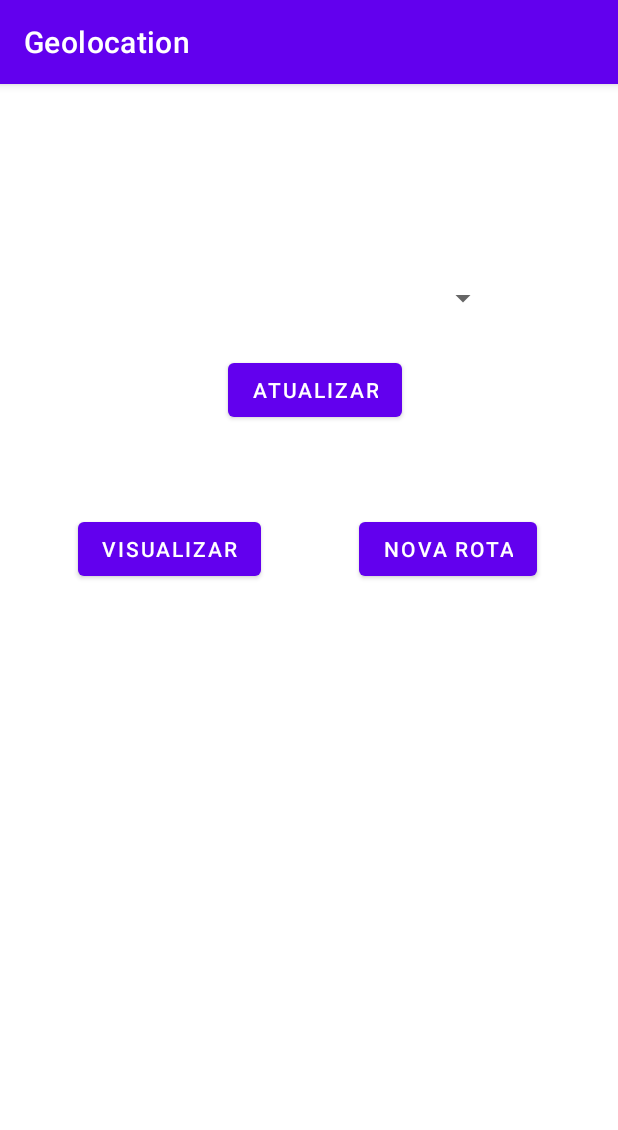
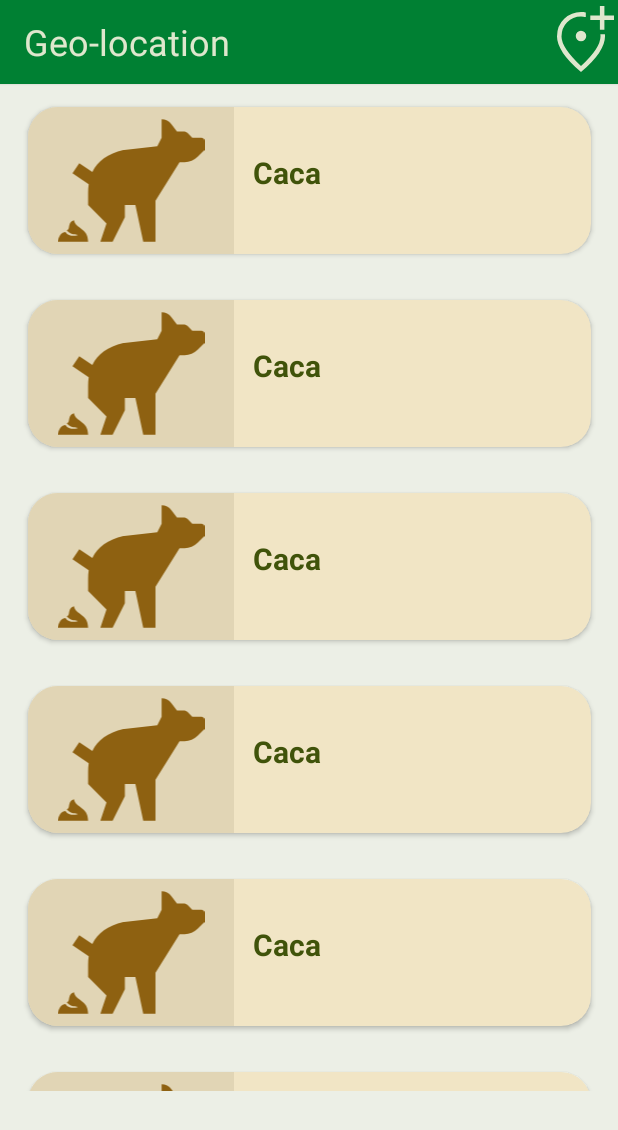
Before and after one commit to gregordrebes/geolocation, an Android app: the screen it shows after launch (MainActivity), on a phone screen of 412 x 824 dp. Shown: the top 1130 px of the screen. Run offline under Robolectric (Android 15) with nearby library versions, the phone set to English and light mode, and no system bars.

Commit message:
- criação da tela principal do app - criação da listagem de rotas

```diff
--- /dev/null
+++ b/app/src/main/java/com/example/geolocation/Adapter.java
@@ -0,0 +1,62 @@
+package com.example.geolocation;
+
+import android.app.AlertDialog;
+import android.util.Log;
+import android.view.LayoutInflater;
+import android.view.View;
+import android.view.ViewGroup;
+import android.widget.TextView;
+import androidx.annotation.NonNull;
+import androidx.cardview.widget.CardView;
+import androidx.recyclerview.widget.RecyclerView;
+import org.jetbrains.annotations.NotNull;
+
+import java.util.List;
+
+public class Adapter extends RecyclerView.Adapter<Adapter.Card> {
+
+    List<Route> routes;
+
+    public Adapter(final List<Route> routes) {
+        this.routes = routes;
+    }
+
+    @NonNull
+    @NotNull
+    @Override
+    public Card onCreateViewHolder(@NonNull @NotNull final ViewGroup parent, int viewType) {
+        View v = LayoutInflater.from(parent.getContext()).inflate(R.layout.card_component, parent, false);
+        return new Card(v);
+    }
+
+    @Override
+    public void onBindViewHolder(@NonNull @NotNull final Card holder, int position) {
+        holder.routeName.setText(routes.get(position).getName());
+        holder.cv.setId(routes.get(position).getId());
+    }
+
+    @Override
+    public long getItemId(int i) {
+        return routes.indexOf(i);
+    }
+
+    @Override
+    public int getItemCount() {
+        return routes.size();
+    }
+    @Override
+    public void onAttachedToRecyclerView(@NotNull final RecyclerView recyclerView) {
+        super.onAttachedToRecyclerView(recyclerView);
+    }
+    public static class Card extends RecyclerView.ViewHolder {
+        CardView cv;
+        TextView routeName;
+
+        public Card(final View itemView) {
+            super(itemView);
+            cv = itemView.findViewById(R.id.card);
+            routeName = itemView.findViewById(R.id.route_name);
+        }
+
+    }
+}
--- a/app/src/main/java/com/example/geolocation/MainActivity.java
+++ b/app/src/main/java/com/example/geolocation/MainActivity.java
@@ -1,7 +1,12 @@
 package com.example.geolocation;
 
+import android.util.Log;
+import android.view.Menu;
+import android.view.MenuInflater;
+import android.widget.*;
 import androidx.annotation.NonNull;
 import androidx.appcompat.app.AppCompatActivity;
+import androidx.appcompat.widget.Toolbar;
 import androidx.core.app.ActivityCompat;
 
 import android.Manifest;
@@ -16,19 +21,19 @@ import android.location.LocationListener;
 import android.location.LocationManager;
 import android.os.Bundle;
 import android.view.View;
-import android.widget.ArrayAdapter;
-import android.widget.Button;
-import android.widget.Spinner;
+import androidx.recyclerview.widget.LinearLayoutManager;
+import androidx.recyclerview.widget.RecyclerView;
 
 import java.util.ArrayList;
 import java.util.List;
 
 public class MainActivity extends AppCompatActivity {
     private Button btViewRoute = null;
-    private Button btNewRoute = null;
+    private ImageButton btNewRoute = null;
     private Button btRefresh = null;
     private Spinner spRoutes = null;
 
+    @SuppressLint("MissingInflatedId")
     @Override
     protected void onCreate(Bundle savedInstanceState) {
         super.onCreate(savedInstanceState);
@@ -40,43 +45,70 @@ public class MainActivity extends AppCompatActivity {
         }
 
         initComponents();
+
+        final LinearLayoutManager layoutManager = new LinearLayoutManager(this);
+        layoutManager.setReverseLayout(false);
+        final RecyclerView lv = findViewById(R.id.rout_list);
+        lv.setLayoutManager(layoutManager);
+        final List<Route> rl = new ArrayList<>();
+
+        final Route r = new Route(0, "Caca");
+        final Route r1 = new Route(0, "Caca");
+        final Route r2 = new Route(0, "Caca");
+        final Route r3 = new Route(0, "Caca");
+        final Route r4 = new Route(0, "Caca");
+        final Route r5 = new Route(0, "Caca");
+
+        rl.add(r);
+        rl.add(r1);
+        rl.add(r2);
+        rl.add(r3);
+        rl.add(r4);
+        rl.add(r5);
+        if(rl.size() > 0) {
+            findViewById(R.id.alert_icon).setVisibility(View.INVISIBLE);
+            findViewById(R.id.alert_message).setVisibility(View.INVISIBLE);
+        }
+        Adapter a = new Adapter(rl);
+        lv.setAdapter(a);
+
     }
 
     private void loadAvailableRoutes() {
-        btRefresh.setEnabled(false);
-
-        ArrayList<Route> routesList = new ArrayList<Route>();
-        Cursor res = ReadableDatabaseManager.getInstance(this).rawQuery( "select * from routes", null );
-
-        if (res != null && res.getCount() != 0) {
-            res.moveToFirst();
-
-            while(res.isAfterLast() == false) {
-                @SuppressLint("Range") Route route = new Route(res.getInt(res.getColumnIndex("id")), res.getString(res.getColumnIndex("name")));
-
-                routesList.add(route);
-                res.moveToNext();
-            }
-
-            ArrayAdapter<Route> adapter = new ArrayAdapter<Route>(
-                this,
-                android.R.layout.simple_list_item_1,
-                routesList
-            );
-
-            spRoutes.setAdapter(adapter);
-        }
-
-        btRefresh.setEnabled(true);
+//        btRefresh.setEnabled(false);
+//
+//        ArrayList<Route> routesList = new ArrayList<Route>();
+//        Cursor res = ReadableDatabaseManager.getInstance(this).rawQuery( "select * from routes", null );
+//
+//        if (res != null && res.getCount() != 0) {
+//            res.moveToFirst();
+//
+//            while(res.isAfterLast() == false) {
+//                @SuppressLint("Range") Route route = new Route(res.getInt(res.getColumnIndex("id")), res.getString(res.getColumnIndex("name")));
+//
+//                routesList.add(route);
+//                res.moveToNext();
+//            }
+//
+//            ArrayAdapter<Route> adapter = new ArrayAdapter<Route>(
+//                this,
+//                android.R.layout.simple_list_item_1,
+//                routesList
+//            );
+//
+//            spRoutes.setAdapter(adapter);
+//        }
+//
+//        btRefresh.setEnabled(true);
     }
 
     private void initComponents() {
-        btViewRoute = (Button) findViewById(R.id.btViewRoute);
-        btNewRoute = (Button) findViewById(R.id.btNewRoute);
-        btRefresh = (Button) findViewById(R.id.btRefresh);
-        spRoutes = (Spinner) findViewById(R.id.spRoutes);
+//        btViewRoute = (Button) findViewById(R.id.btViewRoute);
+        btNewRoute = (ImageButton) findViewById(R.id.btNewRoute);
+//        btRefresh = (Button) findViewById(R.id.btRefresh);
+//        spRoutes = (Spinner) findViewById(R.id.spRoutes);
 
-        loadAvailableRoutes();
+//        loadAvailableRoutes();
 
         btNewRoute.setOnClickListener(new View.OnClickListener() {
             @Override
@@ -86,34 +118,34 @@ public class MainActivity extends AppCompatActivity {
             }
         });
 
-        btRefresh.setOnClickListener(new View.OnClickListener() {
-            @Override
-            public void onClick(View view) {
-                loadAvailableRoutes();
-            }
-        });
-
-        btViewRoute.setOnClickListener(new View.OnClickListener() {
-            @Override
-            public void onClick(View view) {
-                Route selectedRoute = (Route) spRoutes.getSelectedItem();
-
-                if (selectedRoute == null) {
-                    new AlertDialog.Builder(MainActivity.this)
-                            .setTitle("Selecione uma rota")
-                            .setMessage("Você deve selecionar uma rota")
-                            .show();
-
-                    return;
-                }
-
-                Bundle bundle = new Bundle();
-                bundle.putInt("route", selectedRoute.getId());
-
-                Intent intent = new Intent(MainActivity.this, MapsActivity.class);
-                intent.putExtras(bundle);
-                startActivity(intent);
-            }
-        });
+//        btRefresh.setOnClickListener(new View.OnClickListener() {
+//            @Override
+//            public void onClick(View view) {
+//                loadAvailableRoutes();
+//            }
+//        });
+//
+//        btViewRoute.setOnClickListener(new View.OnClickListener() {
+//            @Override
+//            public void onClick(View view) {
+//                Route selectedRoute = (Route) spRoutes.getSelectedItem();
+//
+//                if (selectedRoute == null) {
+//                    new AlertDialog.Builder(MainActivity.this)
+//                            .setTitle("Selecione uma rota")
+//                            .setMessage("Você deve selecionar uma rota")
+//                            .show();
+//
+//                    return;
+//                }
+//
+//                Bundle bundle = new Bundle();
+//                bundle.putInt("route", selectedRoute.getId());
+//
+//                Intent intent = new Intent(MainActivity.this, MapsActivity.class);
+//                intent.putExtras(bundle);
+//                startActivity(intent);
+//            }
+//        });
     }
 }
--- /dev/null
+++ b/app/src/main/res/drawable/add_location_alt.xml
@@ -0,0 +1,9 @@
+<vector xmlns:android="http://schemas.android.com/apk/res/android"
+    android:width="48dp"
+    android:height="48dp"
+    android:viewportWidth="960"
+    android:viewportHeight="960">
+  <path
+      android:fillColor="#FF000000"
+      android:pathData="M732,316h60v-128h128v-60L792,128v-128h-60v128L604,128v60h128v128ZM480.09,470Q509,470 529.5,449.41q20.5,-20.59 20.5,-49.5Q550,371 529.41,350.5q-20.59,-20.5 -49.5,-20.5Q451,330 430.5,350.59q-20.5,20.59 -20.5,49.5Q410,429 430.59,449.5q20.59,20.5 49.5,20.5ZM480,880Q319,743 239.5,625.5T160,408q0,-150 96.5,-239T480,80q17,0 32.67,1.5Q528.33,83 544,86v62q-15,-4 -31,-6t-33,-2q-109.42,0 -184.71,75.11Q220,290.21 220,408q0,75 65,173.5T480,801q133,-121 196.5,-219.5T740,408q0,-8 -0.5,-16t-1.5,-16h61q1,8 1,16v16q0,100 -79.5,217.5T480,880ZM480,386Z"/>
+</vector>
--- /dev/null
+++ b/app/src/main/res/drawable/pooping_dog.xml
@@ -0,0 +1,9 @@
+<vector xmlns:android="http://schemas.android.com/apk/res/android"
+    android:width="48dp"
+    android:height="48dp"
+    android:viewportWidth="24"
+    android:viewportHeight="24">
+  <path
+      android:fillColor="#FF000000"
+      android:pathData="M17,2L17,5L16.297,6.404L10.889,7.006L10.758,7.029C8.209,7.667 6.548,8.829 5.693,10.594L3.555,9.168L2.445,10.832L5.096,12.6C5.032,13.041 5,13.506 5,14L5,16L8,19L7,22L9,22L11,18L11,16L12.719,16L14,22L16,22L16,16.814L16,15.287L19.928,9L20.76,9C21.55,9 22.321,8.679 22.881,8.119L24,7L24,5.5C24,5.22 23.78,5 23.5,5L22,5L21.289,4.289C21.099,4.109 20.85,4 20.59,4L19.5,4L18.6,2.801C18.22,2.301 17.63,2 17,2zM2.699,18.5C1.499,18.9 2.2,20.1 1.5,20.1C1.9,20.9 3.4,20.9 3.4,20.9C3.4,20.9 1.901,21.4 1.301,20.4C0.301,20.4 0,22 0,22L5,22C5,19.7 2.899,19.9 2.699,18.5z"/>
+</vector>
--- a/app/src/main/res/layout/activity_main.xml
+++ b/app/src/main/res/layout/activity_main.xml
@@ -1,51 +1,73 @@
 <?xml version="1.0" encoding="utf-8"?>
-<androidx.constraintlayout.widget.ConstraintLayout xmlns:android="http://schemas.android.com/apk/res/android"
+<androidx.constraintlayout.widget.ConstraintLayout
+        xmlns:android="http://schemas.android.com/apk/res/android"
         xmlns:app="http://schemas.android.com/apk/res-auto"
         xmlns:tools="http://schemas.android.com/tools"
         android:layout_width="match_parent"
         android:layout_height="match_parent"
+        android:background="@color/app_background"
         tools:context=".MainActivity">
 
+    <com.google.android.material.appbar.AppBarLayout
+            android:layout_width="match_parent"
+            android:layout_height="wrap_content"
+            tools:ignore="MissingConstraints"
+            android:elevation="1dp" android:id="@+id/appBarLayout">
+        <com.google.android.material.appbar.MaterialToolbar
+                android:layout_width="match_parent"
+                android:layout_height="56dp"
+                app:menu="@menu/top_app_bar"
+                android:background="@color/top_app_bar_color">
+            <TextView
+                    android:text="Geo-location"
+                    android:textColor="@color/icon_color"
+                    android:layout_width="match_parent"
+                    android:layout_height="wrap_content" android:id="@+id/textView3" android:textSize="24sp"/>
+            <ImageButton android:layout_width="50dp"
+                         android:layout_height="wrap_content"
+                         android:backgroundTint="@color/top_app_bar_color"
+                         app:srcCompat="@drawable/add_location_alt"
+                         android:id="@+id/btNewRoute"
+                         android:layout_gravity="right"
+                         app:tint="@color/icon_color"
+                         tools:ignore="RtlHardcoded"/>
+        </com.google.android.material.appbar.MaterialToolbar>
+    </com.google.android.material.appbar.AppBarLayout>
 
-    <Button
-        android:id="@+id/btViewRoute"
-        android:layout_width="wrap_content"
-        android:layout_height="wrap_content"
-        android:layout_marginStart="52dp"
-        android:layout_marginTop="116dp"
-        android:text="Visualizar"
+    <ImageView android:layout_width="81dp"
+               android:layout_height="82dp"
+               app:srcCompat="@drawable/fmd_bad"
+               android:id="@+id/alert_icon"
+               app:tint="@color/alert_icon_color"
+               tools:ignore="MissingConstraints,RtlHardcoded"
+               android:layout_marginTop="140dp"
+               app:layout_constraintTop_toBottomOf="@+id/appBarLayout"
                app:layout_constraintStart_toStartOf="parent"
-        app:layout_constraintTop_toBottomOf="@+id/spRoutes" />
-
-    <Button
-        android:id="@+id/btNewRoute"
-        android:layout_width="wrap_content"
-        android:layout_height="wrap_content"
-        android:layout_marginTop="116dp"
-        android:layout_marginEnd="54dp"
-        android:text="Nova rota"
-        app:layout_constraintEnd_toEndOf="parent"
-        app:layout_constraintTop_toBottomOf="@+id/spRoutes" />
-
-    <Spinner
-        android:id="@+id/spRoutes"
-        android:layout_width="254dp"
-        android:layout_height="54dp"
-        android:layout_marginStart="22dp"
-        android:layout_marginTop="116dp"
-        android:layout_marginEnd="22dp"
-        app:layout_constraintEnd_toEndOf="parent"
-        app:layout_constraintHorizontal_bias="0.495"
+               android:layout_marginStart="165dp"
+               android:layout_marginEnd="165dp"
+               app:layout_constraintEnd_toEndOf="parent"/>
+    <TextView android:layout_width="251dp"
+              android:layout_height="81dp"
+              android:textAlignment="center"
+              android:textSize="24sp"
+              android:textColor="@color/alert_text_color"
+              android:id="@+id/alert_message"
+              android:text="Está vazio por aqui adicione um novo local"
+              tools:ignore="MissingConstraints"
+              android:layout_marginTop="25dp"
+              app:layout_constraintTop_toBottomOf="@+id/alert_icon"
               app:layout_constraintStart_toStartOf="parent"
-        app:layout_constraintTop_toTopOf="parent" />
-
-    <Button
-        android:id="@+id/btRefresh"
-        android:layout_width="wrap_content"
-        android:layout_height="wrap_content"
-        android:layout_marginTop="180dp"
-        android:layout_marginEnd="144dp"
-        android:text="Atualizar"
-        app:layout_constraintEnd_toEndOf="parent"
-        app:layout_constraintTop_toTopOf="parent" />
+              android:layout_marginStart="122dp"
+              android:layout_marginEnd="122dp"
+              app:layout_constraintEnd_toEndOf="parent"/>
+    <androidx.recyclerview.widget.RecyclerView
+            android:id="@+id/rout_list"
+            android:layout_width="406dp"
+            android:layout_height="671dp"
+            tools:ignore="MissingConstraints"
+            app:layout_constraintTop_toBottomOf="@+id/appBarLayout"
+            app:layout_constraintStart_toStartOf="parent"
+            android:layout_marginStart="1dp"
+            android:layout_marginEnd="1dp"
+            app:layout_constraintEnd_toEndOf="parent"/>
 </androidx.constraintlayout.widget.ConstraintLayout>
--- /dev/null
+++ b/app/src/main/res/layout/card_component.xml
@@ -0,0 +1,41 @@
+<?xml version="1.0" encoding="utf-8"?>
+<androidx.cardview.widget.CardView
+        xmlns:app="http://schemas.android.com/apk/res-auto"
+        xmlns:tools="http://schemas.android.com/tools"
+        xmlns:android="http://schemas.android.com/apk/res/android"
+        android:id="@+id/card"
+        android:layout_width="match_parent"
+        android:layout_height="wrap_content"
+        android:layout_margin="15dp"
+        android:backgroundTint="@color/card_list_background"
+        app:cardCornerRadius="20dp"
+        app:cardBackgroundColor="@color/white"
+        tools:ignore="MissingConstraints">
+        <RelativeLayout
+                android:layout_width="match_parent"
+                android:layout_height="wrap_content"
+                android:focusable="true"
+                android:clickable="true">
+                <ImageView
+                        android:layout_width="137dp"
+                        android:layout_height="98dp"
+                        android:layout_gravity="left"
+                        android:background="@color/icon_list_background"
+                        android:src="@drawable/pooping_dog"
+                        android:id="@+id/img"
+                        android:contentDescription="@string/app_name"
+                        tools:ignore="RtlHardcoded"
+                        app:tint="@color/icon_list"/>
+                <TextView
+                        android:id="@+id/route_name"
+                        android:layout_width="match_parent"
+                        android:layout_height="wrap_content"
+                        android:layout_marginStart="150dp"
+                        android:layout_marginTop="30dp"
+                        android:text="@string/app_name"
+                        android:textSize="20sp"
+                        android:textStyle="bold"
+                        android:textColor="@color/alert_text_color"
+                />
+        </RelativeLayout>
+</androidx.cardview.widget.CardView>
--- /dev/null
+++ b/app/src/main/res/menu/top_app_bar.xml
@@ -0,0 +1,4 @@
+<?xml version="1.0" encoding="utf-8"?>
+<menu xmlns:tools="http://schemas.android.com/tools"
+      xmlns:app="http://schemas.android.com/apk/res-auto"
+      xmlns:android="http://schemas.android.com/apk/res/android"/>
--- a/app/src/main/res/values/colors.xml
+++ b/app/src/main/res/values/colors.xml
@@ -7,4 +7,12 @@
     <color name="teal_700">#FF018786</color>
     <color name="black">#FF000000</color>
     <color name="white">#FFFFFFFF</color>
+    <color name="top_app_bar_color">#008033</color>
+    <color name="icon_color">#DEE7CD</color>
+    <color name="alert_icon_color">#820000</color>
+    <color name="alert_text_color">#40530A</color>
+    <color name="app_background">#ECEFE6</color>
+    <color name="icon_list_background">#E1D5B5</color>
+    <color name="icon_list">#8E6111</color>
+    <color name="card_list_background">#F1E5C5</color>
 </resources>
--- a/app/src/main/res/values/themes.xml
+++ b/app/src/main/res/values/themes.xml
@@ -1,6 +1,6 @@
 <resources xmlns:tools="http://schemas.android.com/tools">
     <!-- Base application theme. -->
-    <style name="Theme.Geolocation" parent="Theme.MaterialComponents.DayNight.DarkActionBar">
+    <style name="Theme.Geolocation" parent="Theme.MaterialComponents.DayNight.NoActionBar">
         <!-- Primary brand color. -->
         <item name="colorPrimary">@color/purple_500</item>
         <item name="colorPrimaryVariant">@color/purple_700</item>
@@ -10,7 +10,8 @@
         <item name="colorSecondaryVariant">@color/teal_700</item>
         <item name="colorOnSecondary">@color/black</item>
         <!-- Status bar color. -->
-        <item name="android:statusBarColor">?attr/colorPrimaryVariant</item>
+        <item name="android:statusBarColor">@color/top_app_bar_color</item>
         <!-- Customize your theme here. -->
+        <item name="appBarLayoutStyle">@color/top_app_bar_color</item>
     </style>
 </resources>
```
Also changed, not shown: app/build.gradle (+9 -5 lines), app/src/main/AndroidManifest.xml (+3 -25 lines), app/src/main/res/layout/menu/top_app_bar.xml (deleted, +0 -32 lines). Lines whose indentation alone changed are shown as unchanged.
